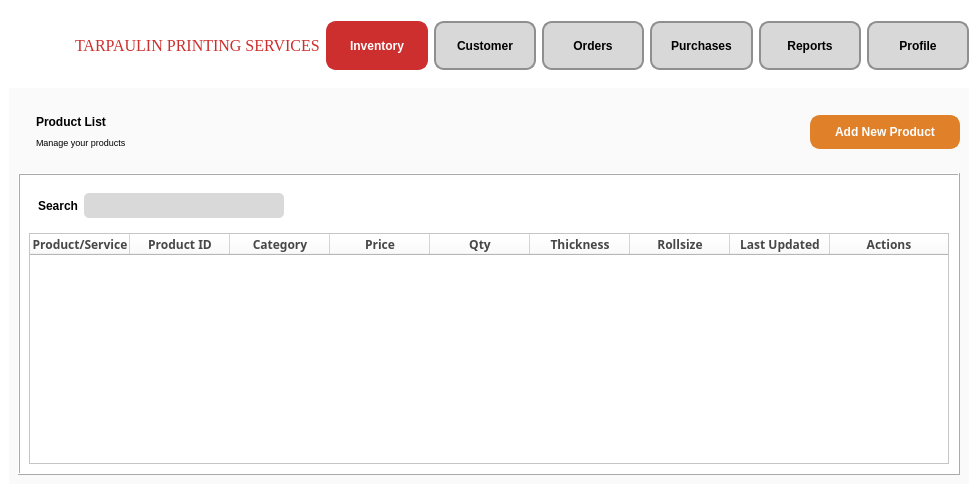
CMacan/MCAV-desktop-app, file Inventory.ui: the form before one commit.
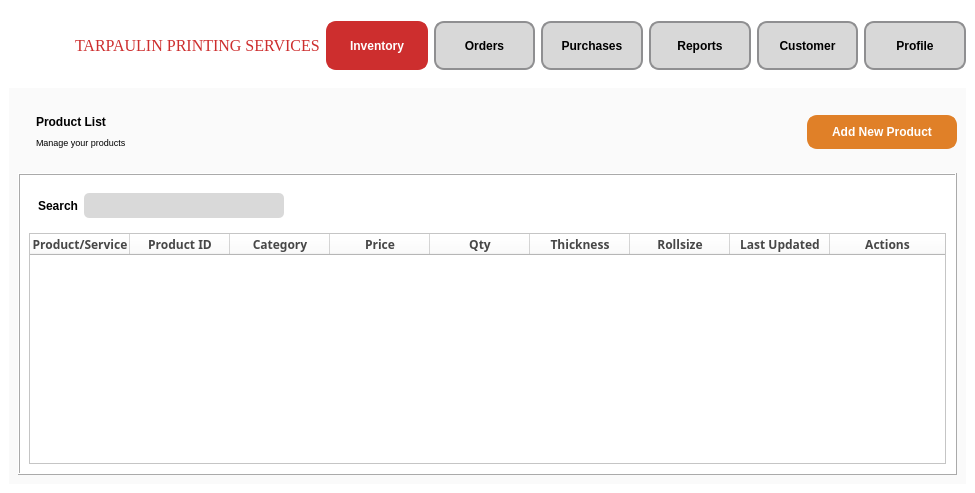
The form after the commit. Icons and pictures are not drawn.

```diff
--- a/Inventory.ui
+++ b/Inventory.ui
@@ -6,7 +6,7 @@
    <rect>
     <x>0</x>
     <y>0</y>
-    <width>978</width>
+    <width>975</width>
     <height>493</height>
    </rect>
   </property>
@@ -167,19 +167,6 @@
          </property>
         </widget>
        </item>
-       <item>
-        <widget class="QPushButton" name="Customer">
-         <property name="cursor">
-          <cursorShape>PointingHandCursor</cursorShape>
-         </property>
-         <property name="styleSheet">
-          <string notr="true">font-size:12px;</string>
-         </property>
-         <property name="text">
-          <string>Customer</string>
-         </property>
-        </widget>
-       </item>
        <item>
         <widget class="QPushButton" name="Order">
          <property name="cursor">
@@ -219,6 +206,19 @@
          </property>
         </widget>
        </item>
+       <item>
+        <widget class="QPushButton" name="Customer">
+         <property name="cursor">
+          <cursorShape>PointingHandCursor</cursorShape>
+         </property>
+         <property name="styleSheet">
+          <string notr="true">font-size:12px;</string>
+         </property>
+         <property name="text">
+          <string>Customer</string>
+         </property>
+        </widget>
+       </item>
        <item>
         <widget class="QPushButton" name="Profile">
          <property name="cursor">
```
